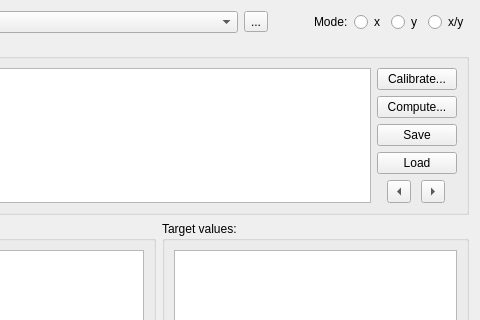
The window that src/madgui/online/mor_dialog.ui (hibtc/madgui) describes before a commit, drawn with Qt 5; both pictures show x 163 to 643 and y 0 to 320 of the 643 by 503 pixel window.
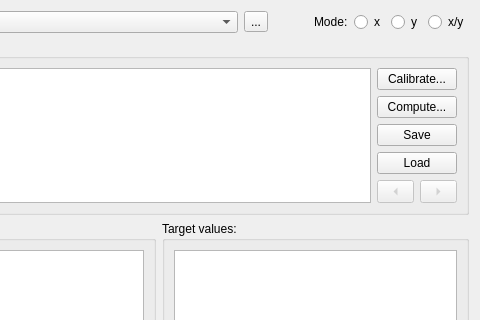
The same window after the commit. Custom widgets are drawn as their Qt base class.

Commit message: Implement the "compute" button

Patch:
```diff
--- a/src/madgui/online/mor_dialog.ui
+++ b/src/madgui/online/mor_dialog.ui
@@ -213,11 +213,17 @@
           </item>
           <item>
            <layout class="QHBoxLayout" name="horizontalLayout_2">
-            <property name="spacing">
-             <number>0</number>
-            </property>
             <item>
              <widget class="QToolButton" name="btn_prev_orm">
+              <property name="enabled">
+               <bool>false</bool>
+              </property>
+              <property name="sizePolicy">
+               <sizepolicy hsizetype="Preferred" vsizetype="Fixed">
+                <horstretch>0</horstretch>
+                <verstretch>0</verstretch>
+               </sizepolicy>
+              </property>
               <property name="text">
                <string>...</string>
               </property>
@@ -228,6 +234,15 @@
             </item>
             <item>
              <widget class="QToolButton" name="btn_next_orm">
+              <property name="enabled">
+               <bool>false</bool>
+              </property>
+              <property name="sizePolicy">
+               <sizepolicy hsizetype="Preferred" vsizetype="Fixed">
+                <horstretch>0</horstretch>
+                <verstretch>0</verstretch>
+               </sizepolicy>
+              </property>
               <property name="text">
                <string>...</string>
               </property>
@@ -238,6 +253,19 @@
             </item>
            </layout>
           </item>
+          <item>
+           <spacer name="verticalSpacer">
+            <property name="orientation">
+             <enum>Qt::Vertical</enum>
+            </property>
+            <property name="sizeHint" stdset="0">
+             <size>
+              <width>20</width>
+              <height>40</height>
+             </size>
+            </property>
+           </spacer>
+          </item>
          </layout>
         </item>
        </layout>
```
Left out of the diff: 4 changed lines with no effect on the pictures. The commit also changes 1 other file.
